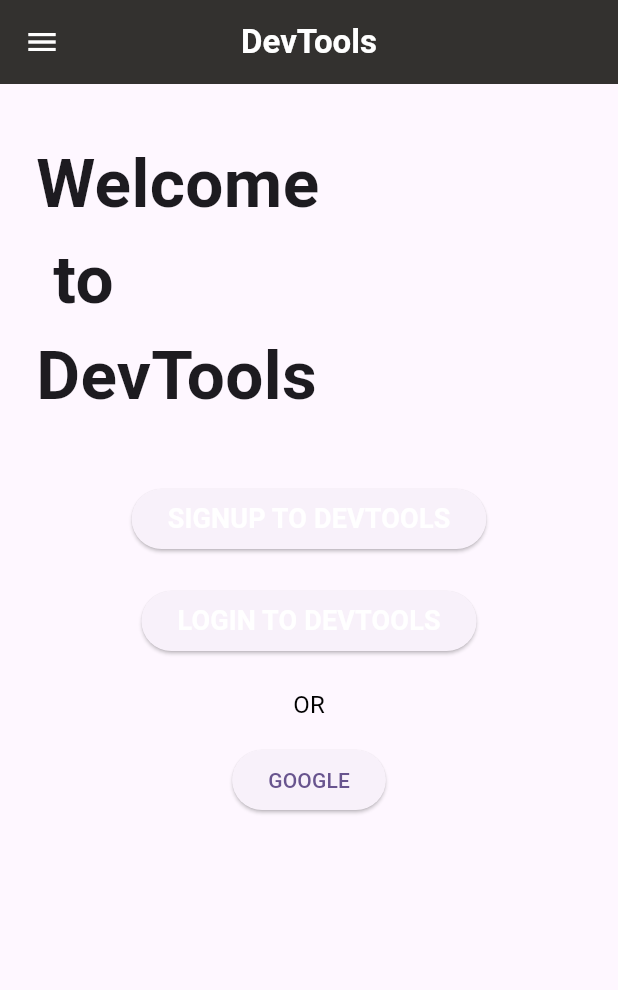
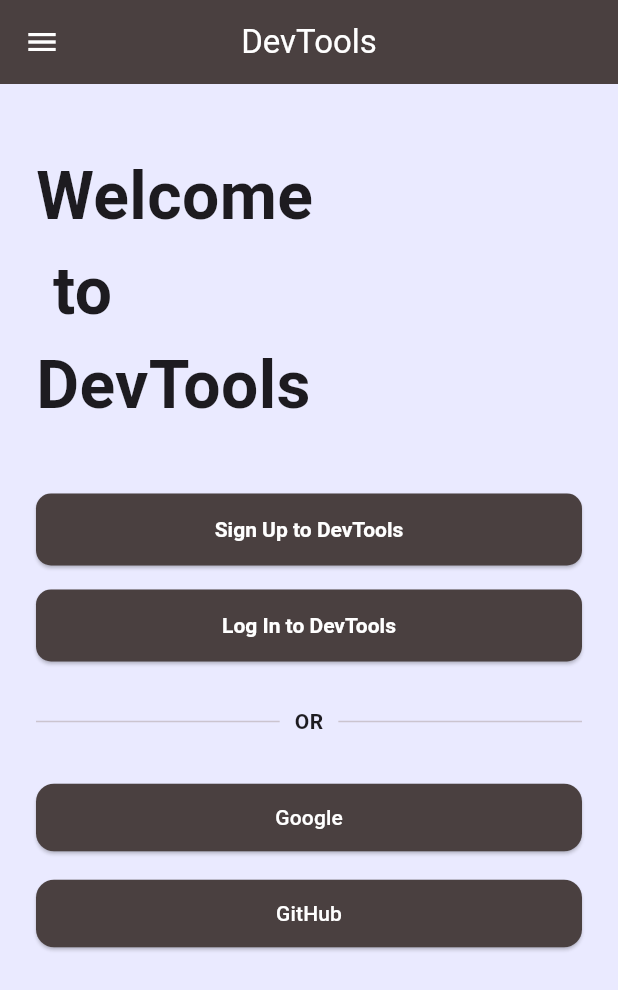
Before and after one commit to adityaphadatare45/Devtools, a Flutter app: the screen it shows after launch, on a phone screen of 412 x 824 dp. Shown: the top 990 px of the screen. Run offline on Flutter 3.47's test engine with Material 3 defaults, Android fonts, the phone set to English and light mode, and no system bars.

Commit message:
HomeScreen Addition

```diff
--- /dev/null
+++ b/lib/screens/homescreen.dart
@@ -0,0 +1,29 @@
+import 'package:flutter/material.dart';
+
+class Homescreen extends StatefulWidget{
+  @override
+  State<StatefulWidget> createState()=> HomescreenPage();
+
+}
+ class HomescreenPage extends State<Homescreen>{
+
+  @override
+  Widget build(BuildContext context) {
+    // TODO: implement build
+   return Scaffold(
+    backgroundColor: const Color(0xECE8E8FF),
+    appBar: AppBar(
+        backgroundColor: const Color(0xFF4A4040),
+        leading: const Icon(Icons.menu, color: Colors.white),
+        title: const Text('DevTools',
+         style: TextStyle(
+          color: Colors.white
+          )
+        ),
+        centerTitle: true,
+        elevation: 0,
+      ),
+    );
+  }
+
+ }
--- a/lib/welcomescreen.dart
+++ b/lib/welcomescreen.dart
@@ -11,80 +11,68 @@ class WelcomeScreen extends StatelessWidget{
   @override
   Widget build(BuildContext context) {
     return Scaffold(
+      backgroundColor: const Color(0xECE8E8FF),
       appBar: AppBar(
-       backgroundColor: Color.fromRGBO(51, 49, 47, 1),
+        backgroundColor: const Color(0xFF4A4040),
+        leading: const Icon(Icons.menu, color: Colors.white),
+        title: const Text('DevTools', style: TextStyle(color: Colors.white)),
+        centerTitle: true,
         elevation: 0,
-       title: const Text(
-        "DevTools",
-       style: TextStyle(
-        color: Colors.white,
-        fontWeight: FontWeight.bold,
-        ),
-       ),
-       centerTitle: true,
-       leading: Builder(
-        builder:(context){
-          return IconButton(
-            icon: const Icon(Icons.menu),
-            color: Colors.white,
-          onPressed: (){
-            Scaffold.of(context).openDrawer();
-          }
-          );
-        }
-      ),
       ),
       body: Padding(
-       padding: const EdgeInsets.all(24),
+        padding: const EdgeInsets.all(24.0),
         child: Column(
           crossAxisAlignment: CrossAxisAlignment.center,
           children: [
-          const SizedBox(height: 10),
+            const SizedBox(height: 20),
             const Align(
               alignment: Alignment.centerLeft,
               child: Text(
                 'Welcome \n to\nDevTools',
                 style: TextStyle(
-                  fontSize: 45,
+                  fontSize: 44,
                   fontWeight: FontWeight.bold,
                 ),
               ),
             ),
-          const SizedBox(height: 40,),
+            const SizedBox(height: 40),
             ElevatedButton(
-            onPressed: (){},
-            child: Text('SIGNUP TO DEVTOOLS',
+              style: _buttonStyle(),
+              onPressed: () {},
+              child: const Text("Sign Up to DevTools"),
+            ),
+            const SizedBox(height: 16),
+            ElevatedButton(
+              style: _buttonStyle(),
+              onPressed: () {},
+              child: const Text("Log In to DevTools"),
+            ),
+            const SizedBox(height: 30),
+            Row(
+              children: const [
+                Expanded(child: Divider(thickness: 1)),
+                Padding(
+                  padding: EdgeInsets.symmetric(horizontal: 10),
+                  child: Text("OR",
                   style: TextStyle(
-              color: Colors.white,
-              fontSize: 18,
-              fontWeight: FontWeight.bold,
+                    fontWeight: FontWeight.bold
+                    )
                   ),
                 ),
+                Expanded(child: Divider(thickness: 1)),
+              ],
             ),
-          const SizedBox(height: 20,),
+            const SizedBox(height: 30),
             ElevatedButton(
-            onPressed: (){},
-            child: Text('LOGIN TO DEVTOOLS',
-            style: TextStyle(
-              color: Colors.white,
-              fontSize: 18,
-              fontWeight: FontWeight.bold,
+              style: _socialButtonStyle(),
+              onPressed: () {},
+              child: const Text("Google"),
             ),
-            ),
-          ),
-          const SizedBox(height: 20,),
-          Text(
-            "OR",
-          style: TextStyle(
-             color: Colors.black,
-             fontSize: 16,
-             fontWeight: FontWeight.normal,
-          ),
-          ),
-          const SizedBox(height: 15,),
+            const SizedBox(height: 16),
             ElevatedButton(
-            onPressed: (){},
-            child: Text('GOOGLE')
+              style: _socialButtonStyle(),
+              onPressed: () {},
+              child: const Text("GitHub"),
             ),
           ],
         ),
@@ -92,4 +80,23 @@ class WelcomeScreen extends StatelessWidget{
     );
   }
 
+  ButtonStyle _buttonStyle() {
+    return ElevatedButton.styleFrom(
+      backgroundColor: const Color(0xFF4A4040),
+      foregroundColor: Colors.white,
+      minimumSize: const Size.fromHeight(48),
+      shape: RoundedRectangleBorder(borderRadius: BorderRadius.circular(10)),
+      textStyle: const TextStyle(fontWeight: FontWeight.bold),
+    );
   }
+
+  ButtonStyle _socialButtonStyle() {
+    return ElevatedButton.styleFrom(
+      backgroundColor: const Color(0xFF4A4040),
+      foregroundColor: Colors.white,
+      minimumSize: const Size.fromHeight(45),
+      shape: RoundedRectangleBorder(borderRadius: BorderRadius.circular(12)),
+    );
+  }
+
+}
```
Lines whose indentation alone changed are shown as unchanged.
